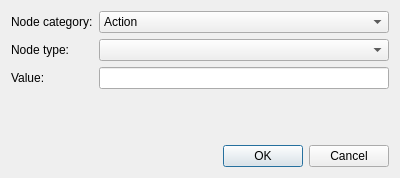
Before: the Qt Designer form NewNodeDialog.ui in D-Pointer/imperium-behavior-tree-editor, drawn with Qt 5.
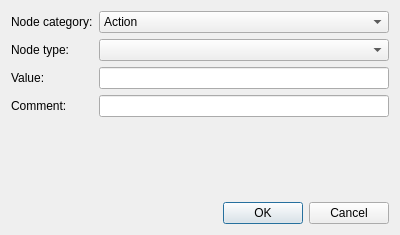
After: the same form once the commit is applied.

Diff of the .ui file:
```diff
--- a/NewNodeDialog.ui
+++ b/NewNodeDialog.ui
@@ -7,13 +7,20 @@
     <x>0</x>
     <y>0</y>
     <width>400</width>
-    <height>178</height>
+    <height>235</height>
    </rect>
   </property>
   <property name="windowTitle">
    <string>Dialog</string>
   </property>
   <layout class="QGridLayout" name="gridLayout">
+   <item row="3" column="0">
+    <widget class="QLabel" name="label_4">
+     <property name="text">
+      <string>Comment:</string>
+     </property>
+    </widget>
+   </item>
    <item row="0" column="0">
     <widget class="QLabel" name="label">
      <property name="text">
@@ -67,7 +74,7 @@
      </property>
     </widget>
    </item>
-   <item row="3" column="1">
+   <item row="4" column="1">
     <spacer name="verticalSpacer">
      <property name="orientation">
       <enum>Qt::Vertical</enum>
@@ -80,7 +87,10 @@
      </property>
     </spacer>
    </item>
-   <item row="4" column="0" colspan="2">
+   <item row="2" column="1">
+    <widget class="QLineEdit" name="value"/>
+   </item>
+   <item row="5" column="0" colspan="2">
     <widget class="QDialogButtonBox" name="buttonBox">
      <property name="orientation">
       <enum>Qt::Horizontal</enum>
@@ -90,8 +100,8 @@
      </property>
     </widget>
    </item>
-   <item row="2" column="1">
-    <widget class="QLineEdit" name="value"/>
+   <item row="3" column="1">
+    <widget class="QLineEdit" name="comment"/>
    </item>
   </layout>
  </widget>
```
Left out of the diff: 18 changed lines with no effect on the pictures.
